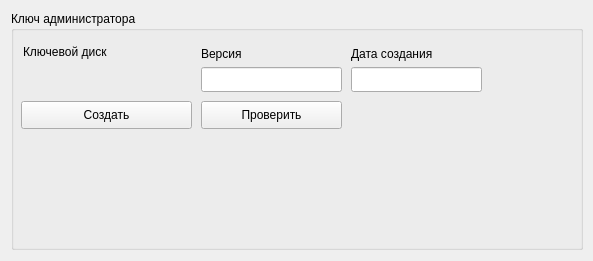
Old version of the form m_cfg/admaud_widget.ui in the repository xXRadioHeadXx/start7.
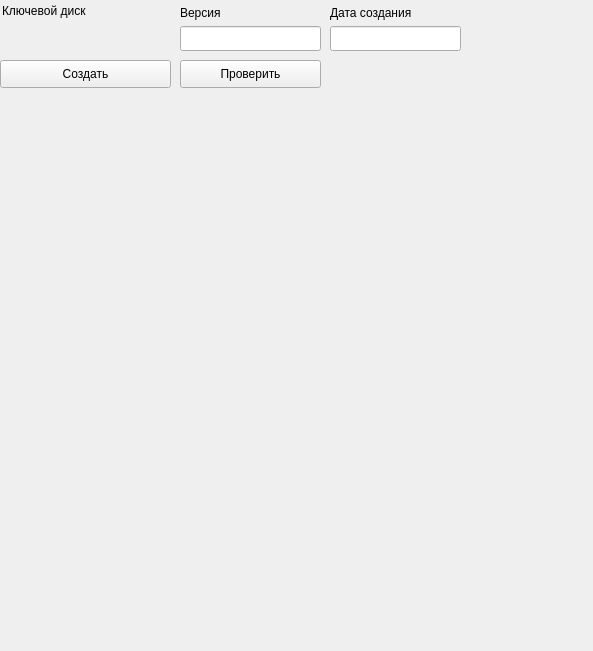
New version of the form. Custom widgets are drawn as their Qt base class.

```diff
--- a/m_cfg/admaud_widget.ui
+++ b/m_cfg/admaud_widget.ui
@@ -7,41 +7,53 @@
     <x>0</x>
     <y>0</y>
     <width>593</width>
-    <height>261</height>
+    <height>651</height>
    </rect>
   </property>
   <property name="windowTitle">
    <string>Form</string>
   </property>
-  <widget class="QGroupBox" name="groupBox_6">
+  <widget class="QLabel" name="label_20">
    <property name="geometry">
     <rect>
-     <x>11</x>
-     <y>11</y>
-     <width>572</width>
-     <height>239</height>
+     <x>330</x>
+     <y>0</y>
+     <width>171</width>
+     <height>25</height>
     </rect>
    </property>
-   <property name="sizePolicy">
-    <sizepolicy hsizetype="Expanding" vsizetype="Expanding">
-     <horstretch>0</horstretch>
-     <verstretch>0</verstretch>
-    </sizepolicy>
+   <property name="text">
+    <string>Дата создания</string>
    </property>
-   <property name="minimumSize">
-    <size>
-     <width>0</width>
-     <height>110</height>
-    </size>
+  </widget>
+  <widget class="My_combobox" name="comboBox" native="true">
+   <property name="geometry">
+    <rect>
+     <x>0</x>
+     <y>25</y>
+     <width>171</width>
+     <height>25</height>
+    </rect>
    </property>
-   <property name="title">
-    <string>Ключ администратора </string>
+  </widget>
+  <widget class="QPushButton" name="Create">
+   <property name="geometry">
+    <rect>
+     <x>0</x>
+     <y>60</y>
+     <width>171</width>
+     <height>28</height>
+    </rect>
    </property>
+   <property name="text">
+    <string>Создать</string>
+   </property>
+  </widget>
    <widget class="QLabel" name="label_16">
     <property name="geometry">
      <rect>
-      <x>12</x>
-      <y>28</y>
+     <x>2</x>
+     <y>-2</y>
       <width>171</width>
       <height>25</height>
      </rect>
@@ -53,18 +65,31 @@
    <widget class="QLineEdit" name="version">
     <property name="geometry">
      <rect>
-      <x>190</x>
-      <y>56</y>
+     <x>180</x>
+     <y>26</y>
       <width>141</width>
       <height>25</height>
      </rect>
     </property>
    </widget>
+  <widget class="QPushButton" name="ChekIn">
+   <property name="geometry">
+    <rect>
+     <x>180</x>
+     <y>60</y>
+     <width>141</width>
+     <height>28</height>
+    </rect>
+   </property>
+   <property name="text">
+    <string>Проверить</string>
+   </property>
+  </widget>
    <widget class="QLineEdit" name="DateTime">
     <property name="geometry">
      <rect>
-      <x>340</x>
-      <y>56</y>
+     <x>330</x>
+     <y>26</y>
       <width>131</width>
       <height>25</height>
      </rect>
@@ -76,8 +101,8 @@
    <widget class="QLabel" name="label_17">
     <property name="geometry">
      <rect>
-      <x>190</x>
-      <y>30</y>
+     <x>180</x>
+     <y>0</y>
       <width>141</width>
       <height>25</height>
      </rect>
@@ -85,56 +110,6 @@
     <property name="text">
      <string>Версия</string>
     </property>
-   </widget>
-   <widget class="QLabel" name="label_20">
-    <property name="geometry">
-     <rect>
-      <x>340</x>
-      <y>30</y>
-      <width>171</width>
-      <height>25</height>
-     </rect>
-    </property>
-    <property name="text">
-     <string>Дата создания</string>
-    </property>
-   </widget>
-   <widget class="QPushButton" name="Create">
-    <property name="geometry">
-     <rect>
-      <x>10</x>
-      <y>90</y>
-      <width>171</width>
-      <height>28</height>
-     </rect>
-    </property>
-    <property name="text">
-     <string>Создать</string>
-    </property>
-   </widget>
-   <widget class="QPushButton" name="ChekIn">
-    <property name="geometry">
-     <rect>
-      <x>190</x>
-      <y>90</y>
-      <width>141</width>
-      <height>28</height>
-     </rect>
-    </property>
-    <property name="text">
-     <string>Проверить</string>
-    </property>
-   </widget>
-   <widget class="My_combobox" name="comboBox" native="true">
-    <property name="geometry">
-     <rect>
-      <x>10</x>
-      <y>55</y>
-      <width>171</width>
-      <height>25</height>
-     </rect>
-    </property>
-   </widget>
   </widget>
  </widget>
  <customwidgets>
```
Lines whose indentation alone changed are shown as unchanged.
